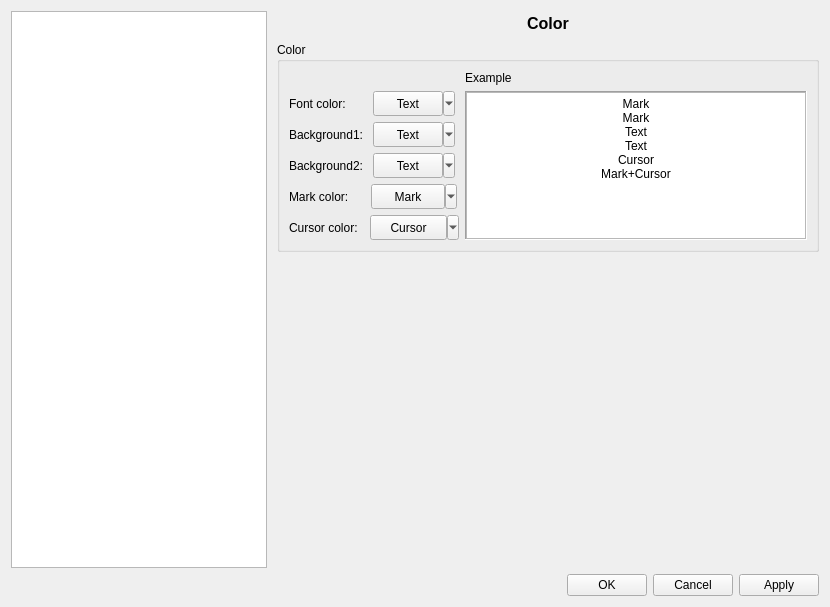
Before: the Qt Designer form dialog/optionsdialog.ui in flysnow010/flyscp, drawn with Qt 5.
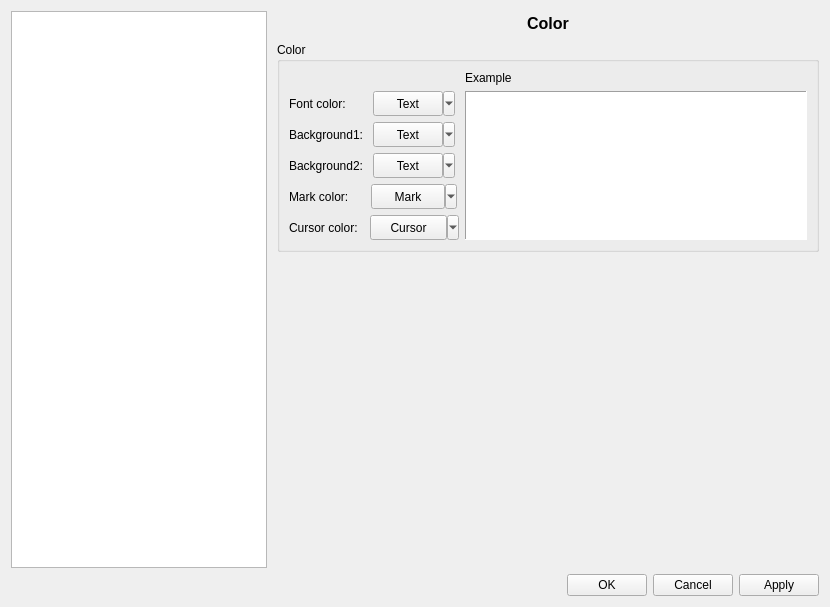
After: the same form once the commit is applied. The open tabs and pages were chosen to show the change. Icons and pictures are not drawn. Custom widgets are drawn as their Qt base class.

Commit message: update color ui and signals

Patch:
```diff
--- a/dialog/optionsdialog.ui
+++ b/dialog/optionsdialog.ui
@@ -1059,18 +1059,9 @@
                 <number>0</number>
                </property>
                <item>
-                <widget class="QTextBrowser" name="textBrowser">
-                 <property name="html">
-                  <string>&lt;!DOCTYPE HTML PUBLIC &quot;-//W3C//DTD HTML 4.0//EN&quot; &quot;http://www.w3.org/TR/REC-html40/strict.dtd&quot;&gt;
-&lt;html&gt;&lt;head&gt;&lt;meta name=&quot;qrichtext&quot; content=&quot;1&quot; /&gt;&lt;style type=&quot;text/css&quot;&gt;
-p, li { white-space: pre-wrap; }
-&lt;/style&gt;&lt;/head&gt;&lt;body style=&quot; font-family:'SimSun'; font-size:9pt; font-weight:400; font-style:normal;&quot;&gt;
-&lt;p align=&quot;center&quot; style=&quot; margin-top:0px; margin-bottom:0px; margin-left:0px; margin-right:0px; -qt-block-indent:0; text-indent:0px;&quot;&gt;Mark&lt;/p&gt;
-&lt;p align=&quot;center&quot; style=&quot; margin-top:0px; margin-bottom:0px; margin-left:0px; margin-right:0px; -qt-block-indent:0; text-indent:0px;&quot;&gt;Mark&lt;/p&gt;
-&lt;p align=&quot;center&quot; style=&quot; margin-top:0px; margin-bottom:0px; margin-left:0px; margin-right:0px; -qt-block-indent:0; text-indent:0px;&quot;&gt;Text&lt;/p&gt;
-&lt;p align=&quot;center&quot; style=&quot; margin-top:0px; margin-bottom:0px; margin-left:0px; margin-right:0px; -qt-block-indent:0; text-indent:0px;&quot;&gt;Text&lt;/p&gt;
-&lt;p align=&quot;center&quot; style=&quot; margin-top:0px; margin-bottom:0px; margin-left:0px; margin-right:0px; -qt-block-indent:0; text-indent:0px;&quot;&gt;Cursor&lt;/p&gt;
-&lt;p align=&quot;center&quot; style=&quot; margin-top:0px; margin-bottom:0px; margin-left:0px; margin-right:0px; -qt-block-indent:0; text-indent:0px;&quot;&gt;Mark+Cursor&lt;/p&gt;&lt;/body&gt;&lt;/html&gt;</string>
+                <widget class="QTreeView" name="treeView">
+                 <property name="frameShape">
+                  <enum>QFrame::NoFrame</enum>
                  </property>
                 </widget>
                </item>
@@ -1368,6 +1359,13 @@
    </item>
   </layout>
  </widget>
+ <customwidgets>
+  <customwidget>
+   <class>ColorToolButton</class>
+   <extends>QToolButton</extends>
+   <header location="global">view/colortoolbutton.h</header>
+  </customwidget>
+ </customwidgets>
  <resources>
   <include location="../FlyScp.qrc"/>
  </resources>
```
Left out of the diff: 50 changed lines with no effect on the pictures. The commit also changes 2 other files.
